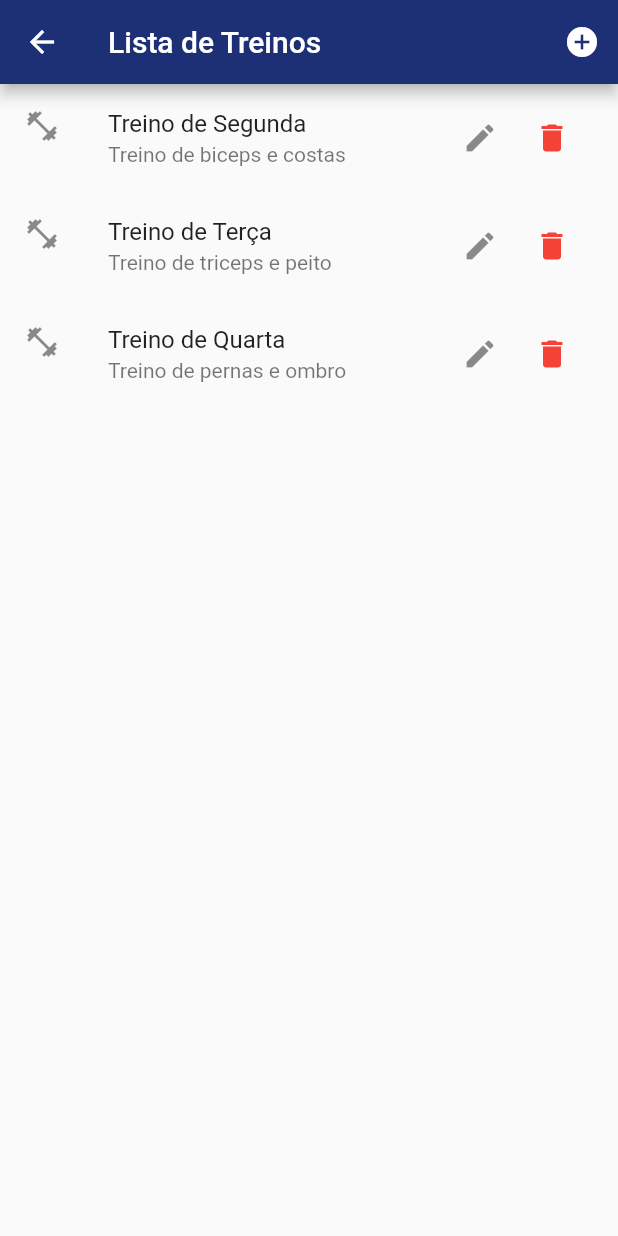
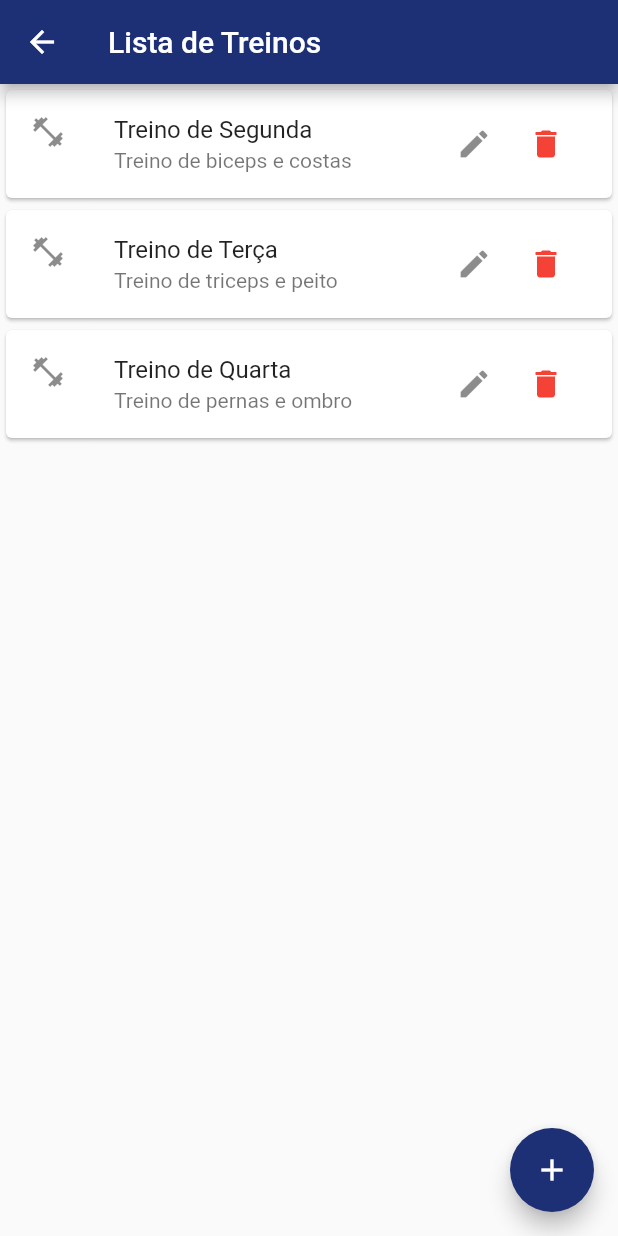
Before and after one commit to UnBArqDsw/2020.1_G9_WoCo_Frontend, a Flutter app: the WorkoutList screen opened by its route, on a phone screen of 412 x 824 dp. Run offline on Flutter 3.47's test engine with Material 2 defaults, Android fonts, the phone set to English and light mode, and no system bars; our stand-ins replace bloc, equatable, flutter_bloc; network calls fail.

Commit message:
Add cards in workout list

```diff
--- a/lib/screens/workout_list.dart
+++ b/lib/screens/workout_list.dart
@@ -10,17 +10,18 @@ class WorkoutList extends StatelessWidget {
     final WorkoutProvider workouts = Provider.of(context);
 
     return Scaffold(
-        appBar: AppBar(title: Text('Lista de Treinos'), actions: <Widget>[
-          IconButton(
-            icon: Icon(Icons.add_circle),
-            onPressed: () {
-              Navigator.of(context).pushNamed(AppRoutes.WORKOUT_FORM);
-            },
-          ),
-        ]),
-        body: ListView.builder(
-          itemCount: workouts.count,
-          itemBuilder: (ctx, i) => WorkoutTile(workouts.byIndex(i)),
-        ));
+      appBar: AppBar(title: Text('Lista de Treinos')),
+      body: ListView.builder(
+        itemCount: workouts.count,
+        itemBuilder: (ctx, i) => WorkoutTile(workouts.byIndex(i)),
+      ),
+      floatingActionButton: FloatingActionButton(
+        onPressed: () {
+          Navigator.of(context).pushNamed(AppRoutes.WORKOUT_FORM);
+        },
+        child: Icon(Icons.add),
+        backgroundColor: Color(0XFF1D3075),
+      ),
+    );
   }
 }
--- a/lib/widgets/workout_tile.dart
+++ b/lib/widgets/workout_tile.dart
@@ -11,7 +11,11 @@ class WorkoutTile extends StatelessWidget {
 
   @override
   Widget build(BuildContext context) {
-    return ListTile(
+    return Center(
+      child: Card(
+        child: Column(
+          children: <Widget>[
+            ListTile(
               leading: Icon(Icons.fitness_center),
               title: Text(workout.title),
               subtitle: Text(workout.description),
@@ -36,22 +40,26 @@ class WorkoutTile extends StatelessWidget {
                           context: context,
                           builder: (ctx) => AlertDialog(
                             title: Text('Excluir Treino'),
-                    content: Text('Tem certeza que deseja excluir seu treino?'),
+                            content: Text(
+                                'Tem certeza que deseja excluir seu treino?'),
                             actions: <Widget>[
                               FlatButton(
                                 child: Text('Não'),
-                        onPressed: () => Navigator.of(context).pop(false),
+                                onPressed: () =>
+                                    Navigator.of(context).pop(false),
                               ),
                               FlatButton(
                                 child: Text('Sim'),
-                        onPressed: () => Navigator.of(context).pop(true),
+                                onPressed: () =>
+                                    Navigator.of(context).pop(true),
                               ),
                             ],
                           ),
                         ).then(
                           (confirmed) {
                             if (confirmed) {
-                      Provider.of<WorkoutProvider>(context, listen: false)
+                              Provider.of<WorkoutProvider>(context,
+                                      listen: false)
                                   .remove(workout);
                             }
                           },
@@ -61,6 +69,10 @@ class WorkoutTile extends StatelessWidget {
                   ],
                 ),
               ),
+            ),
+          ],
+        ),
+      ),
     );
   }
 }
```
Lines whose indentation alone changed are shown as unchanged.
